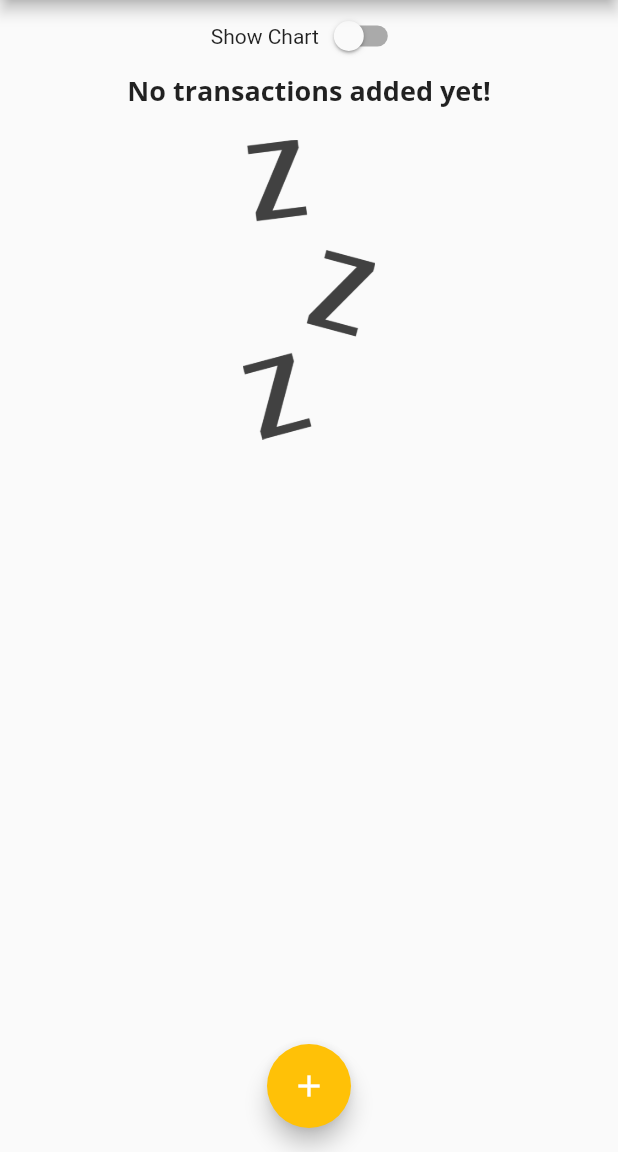
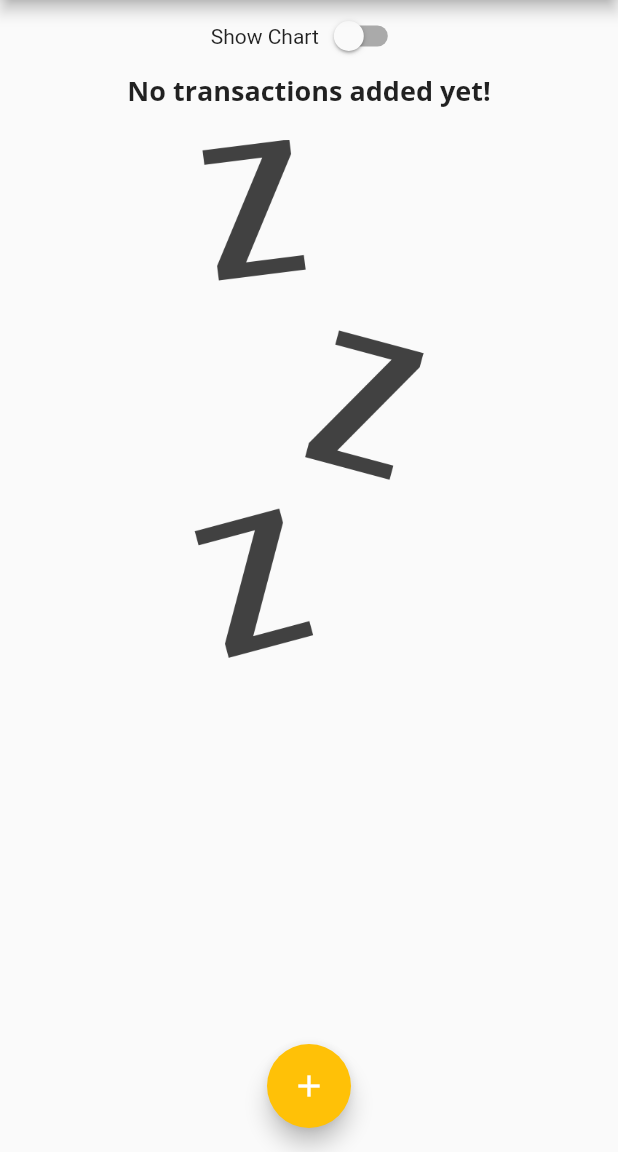
Before and after one commit to kipkoechke/PERSONAL-EXPENSES-APP, a Flutter app: the screen it shows after launch, on a phone screen of 412 x 824 dp, the part 84-1236 px from its top. Run offline on Flutter 3.47's test engine with Material 2 defaults, Android fonts, the phone set to English and light mode, and no system bars.

Commit message:
Finished working on landscape mode

```diff
--- a/lib/main.dart
+++ b/lib/main.dart
@@ -156,7 +156,7 @@ class _MyHomePageState extends State<MyHomePage> {
               height: (MediaQuery.of(context).size.height -
                       appBar.preferredSize.height -
                       MediaQuery.of(context).padding.top) *
-                  0.25,
+                        0.75,
               child: Chart(_recentTransactions),
                   )
                 :
--- a/lib/widgets/transaction_list.dart
+++ b/lib/widgets/transaction_list.dart
@@ -10,7 +10,8 @@ class TransactionList extends StatelessWidget {
   @override
   Widget build(BuildContext context) {
     return transactions.isEmpty
-          ? Column(
+        ? LayoutBuilder(builder: ((ctx, constraints) {
+            return Column(
               children: [
                 Text(
                   'No transactions added yet!',
@@ -20,14 +21,15 @@ class TransactionList extends StatelessWidget {
                   height: 20.0,
                 ),
                 Container(
-                  height: 200.0,
+                  height: constraints.maxHeight * 0.6,
                   child: Image.asset(
                     'assets/images/waiting.png',
                     fit: BoxFit.cover,
                   ),
                 ),
               ],
-            )
+            );
+          }))
         : ListView.builder(
             itemBuilder: (context, index) {
               return Card(
@@ -55,15 +57,12 @@ class TransactionList extends StatelessWidget {
                   trailing: IconButton(
                     icon: Icon(Icons.delete),
                     onPressed: (() =>
-                          deleteTransaction(transactions[index].id)
-
-                    ),
+                        deleteTransaction(transactions[index].id)),
                   ),
                 ),
               );
             },
             itemCount: transactions.length,
-
           );
   }
 }
```
Lines whose indentation alone changed are shown as unchanged.
